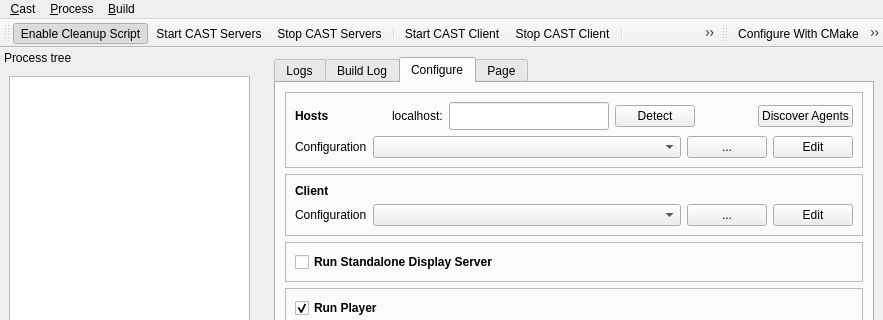
Before: the Qt Designer form tools/castctrl/trunk/qtui/mainwindow.ui in marc-hanheide/cogx, drawn with Qt 5; both pictures show x 0 to 883 and y 0 to 320 of the 883 by 668 pixel window.
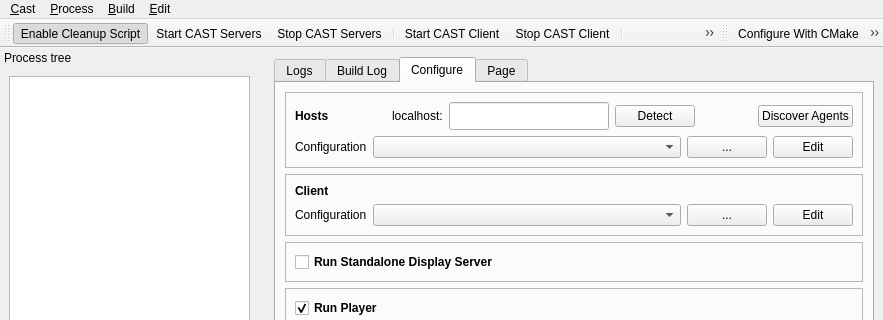
After: the same form once the commit is applied. Icons and pictures are not drawn.

```diff
--- a/tools/castctrl/trunk/qtui/mainwindow.ui
+++ b/tools/castctrl/trunk/qtui/mainwindow.ui
@@ -1345,9 +1345,17 @@
     <addaction name="separator"/>
     <addaction name="actRunMakeClean"/>
    </widget>
+   <widget class="QMenu" name="menu_Edit">
+    <property name="title">
+     <string>&amp;Edit</string>
+    </property>
+    <addaction name="actEditUserSettings"/>
+    <addaction name="actEditCastEnvironment"/>
+   </widget>
    <addaction name="menuCast"/>
    <addaction name="menu_Process"/>
    <addaction name="menu_Build"/>
+   <addaction name="menu_Edit"/>
   </widget>
   <widget class="QStatusBar" name="statusbar"/>
   <widget class="QDockWidget" name="dockWidget">
```
Left out of the diff: 10 changed lines with no effect on the pictures.
